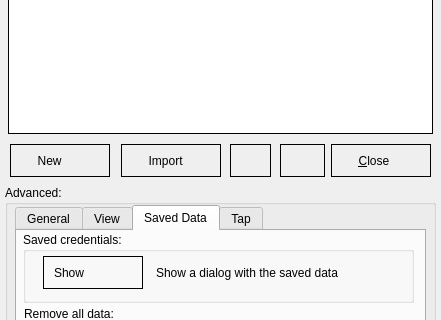
The window that preferences.ui (jrywu/NTUMEMSOpenVPN) describes before a commit, drawn with Qt 5; both pictures show x 0 to 441 and y 126 to 446 of the 441 by 529 pixel window.
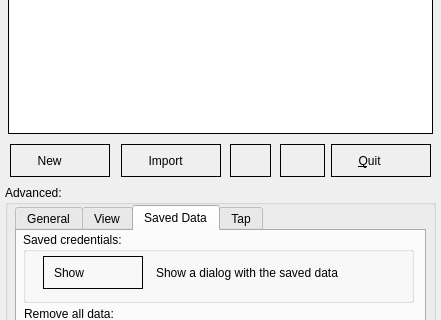
The same window after the commit. Icons and pictures are not drawn.

Commit message: 1. Open dialog at startup even no start config is specified. 2. Change the close button to quit.

Patch:
```diff
--- a/preferences.ui
+++ b/preferences.ui
@@ -120,7 +120,7 @@
 	padding-bottom: 3px;}</string>
       </property>
       <property name="text">
-       <string>     &amp;Close</string>
+       <string>     &amp;Quit</string>
       </property>
       <property name="icon">
        <iconset resource="systray.qrc">
```
The commit also changes 6 other files.
